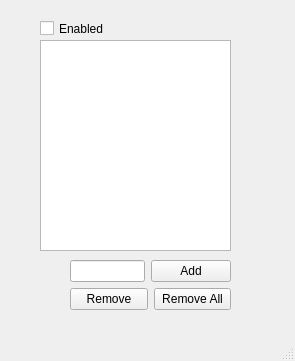
The window that src/gui/breakpoint_editor.ui (ProgrammierPatrick/c64pp) describes before a commit, drawn with Qt 5.
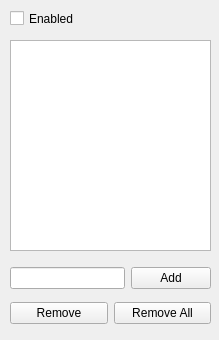
The same window after the commit.

What changed in the file:
```diff
--- a/src/gui/breakpoint_editor.ui
+++ b/src/gui/breakpoint_editor.ui
@@ -6,8 +6,8 @@
    <rect>
     <x>0</x>
     <y>0</y>
-    <width>295</width>
-    <height>361</height>
+    <width>219</width>
+    <height>340</height>
    </rect>
   </property>
   <property name="windowTitle">
@@ -17,9 +17,9 @@
    <widget class="QCheckBox" name="enabled">
     <property name="geometry">
      <rect>
-      <x>40</x>
-      <y>20</y>
-      <width>70</width>
+      <x>10</x>
+      <y>10</y>
+      <width>81</width>
       <height>17</height>
      </rect>
     </property>
@@ -36,9 +36,9 @@
     </property>
     <property name="geometry">
      <rect>
-      <x>40</x>
+      <x>10</x>
       <y>40</y>
-      <width>191</width>
+      <width>201</width>
       <height>211</height>
      </rect>
     </property>
@@ -49,10 +49,10 @@
    <widget class="QWidget" name="verticalLayoutWidget">
     <property name="geometry">
      <rect>
-      <x>70</x>
+      <x>10</x>
       <y>260</y>
-      <width>161</width>
-      <height>51</height>
+      <width>201</width>
+      <height>71</height>
      </rect>
     </property>
     <layout class="QVBoxLayout" name="verticalLayout">
@@ -91,17 +91,6 @@
     </layout>
    </widget>
   </widget>
-  <widget class="QMenuBar" name="menubar">
-   <property name="geometry">
-    <rect>
-     <x>0</x>
-     <y>0</y>
-     <width>295</width>
-     <height>21</height>
-    </rect>
-   </property>
-  </widget>
-  <widget class="QStatusBar" name="statusbar"/>
  </widget>
  <resources/>
  <connections/>
```
